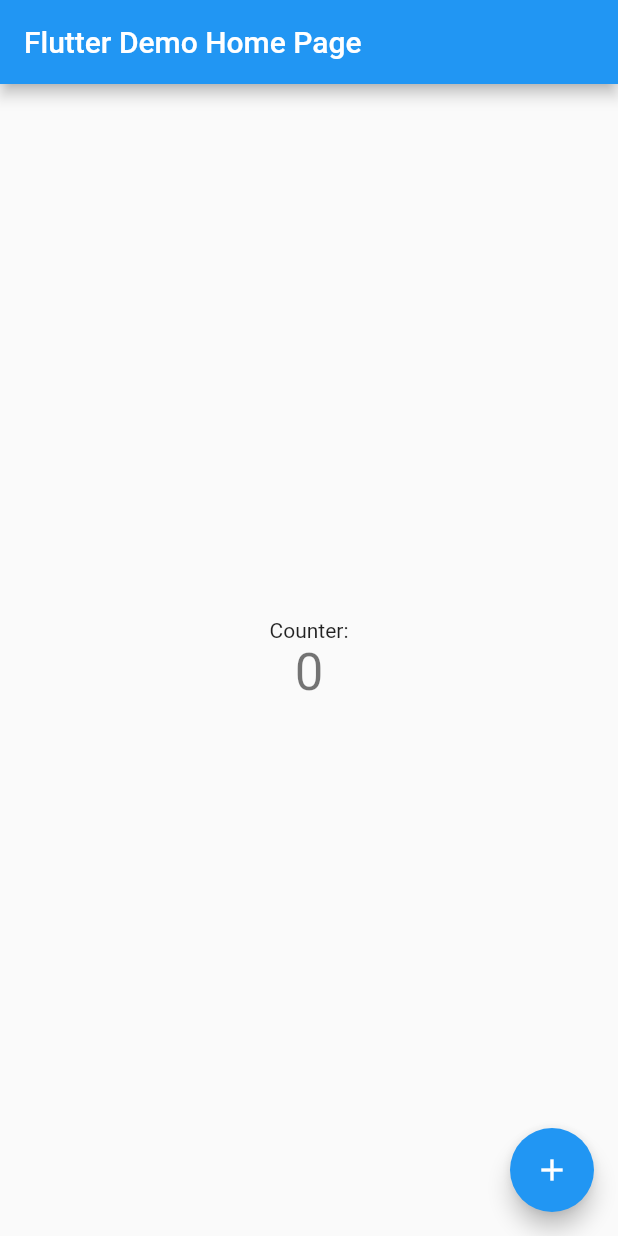
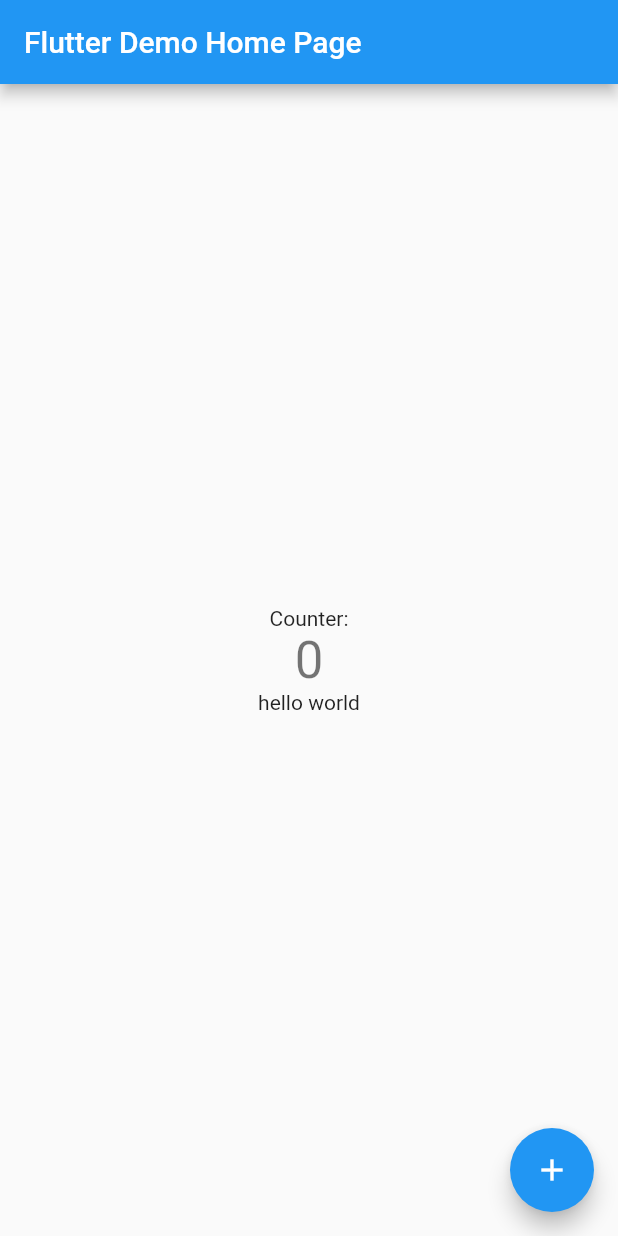
Before and after one commit to AbdulWahab15/flutter_demo, a Flutter app: the screen it shows after launch, on a phone screen of 412 x 824 dp. Run offline on Flutter 3.47's test engine with Material 2 defaults, Android fonts, the phone set to English and light mode, and no system bars.

Commit message:
hello world label added

```diff
--- a/lib/main.dart
+++ b/lib/main.dart
@@ -98,6 +98,10 @@ class _MyHomePageState extends State<MyHomePage> {
               '$_counter',
               style: Theme.of(context).textTheme.display1,
             ),
+
+            Text(
+              'hello world'
+            )
           ],
         ),
       ),
```
